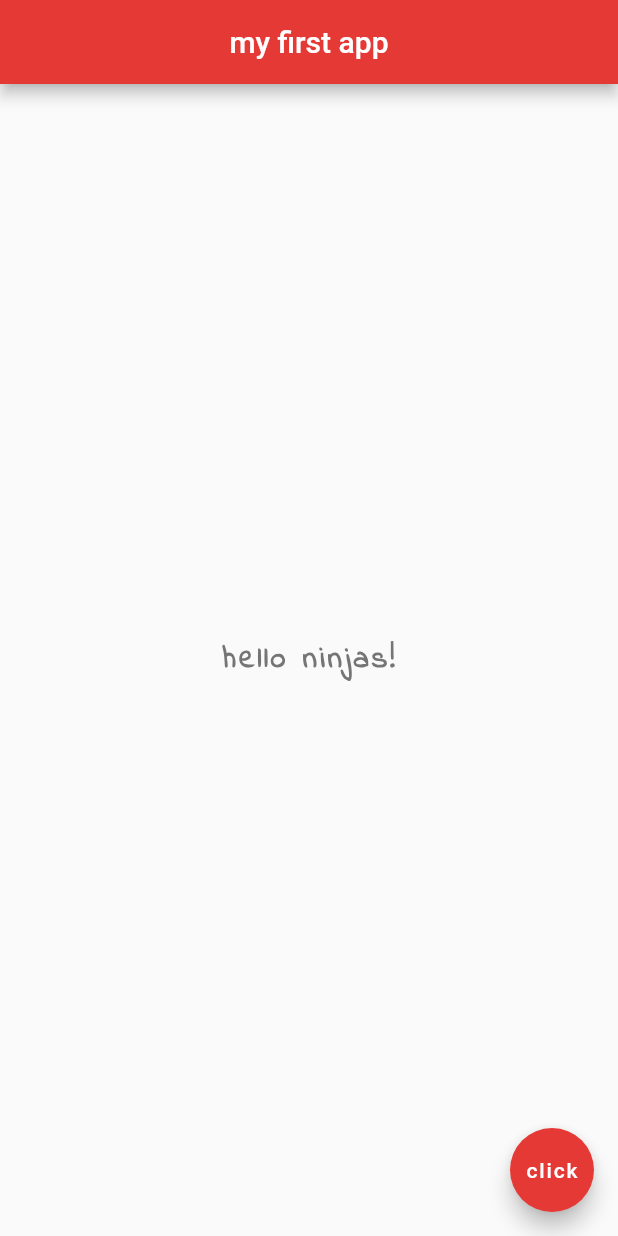
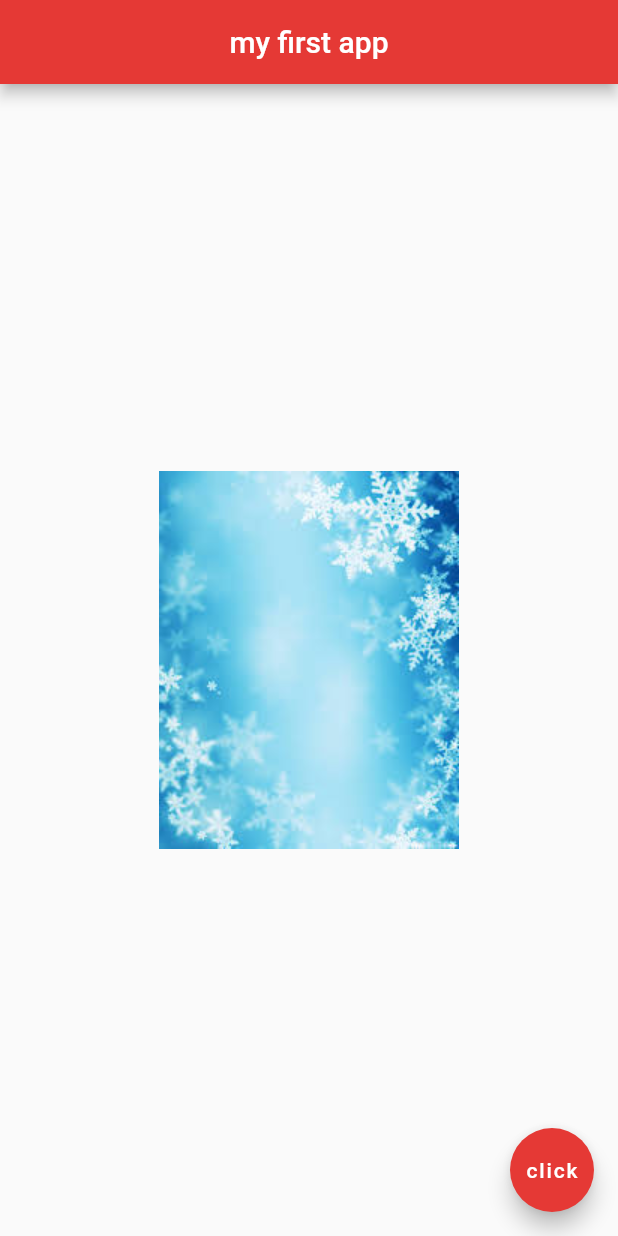
Before and after one commit to sttagami2/Flutter, a Flutter app: the screen it shows after launch, on a phone screen of 412 x 824 dp. Run offline on Flutter 3.47's test engine with Material 2 defaults, Android fonts, the phone set to English and light mode, and no system bars.

Commit message:
finish lesson08

```diff
--- a/hello_rectangle/lib/main.dart
+++ b/hello_rectangle/lib/main.dart
@@ -17,15 +17,8 @@ class Home extends StatelessWidget {
         backgroundColor: Colors.red[600],
       ),
       body: Center(
-        child: Text(
-          'hello ninjas!',
-          style: TextStyle(
-            fontSize: 20.0,
-            fontWeight: FontWeight.bold,
-            letterSpacing: 2.0,
-            color: Colors.grey[600],
-            fontFamily: 'IndieFlower',
-          ),
+        child: Image(
+          image: AssetImage('assets/images.jpeg'),
         ),
       ),
       floatingActionButton: FloatingActionButton(
--- a/hello_rectangle/pubspec.yaml
+++ b/hello_rectangle/pubspec.yaml
@@ -45,9 +45,8 @@ flutter:
   uses-material-design: true
 
   # To add assets to your application, add an assets section, like this:
-  # assets:
-  #   - images/a_dot_burr.jpeg
-  #   - images/a_dot_ham.jpeg
+  assets:
+   - assets/
 
   # An image asset can refer to one or more resolution-specific "variants", see
   # https://flutter.dev/assets-and-images/#resolution-aware.
```
Also changed, not shown: hello_rectangle/assets/images.jpeg (added).
